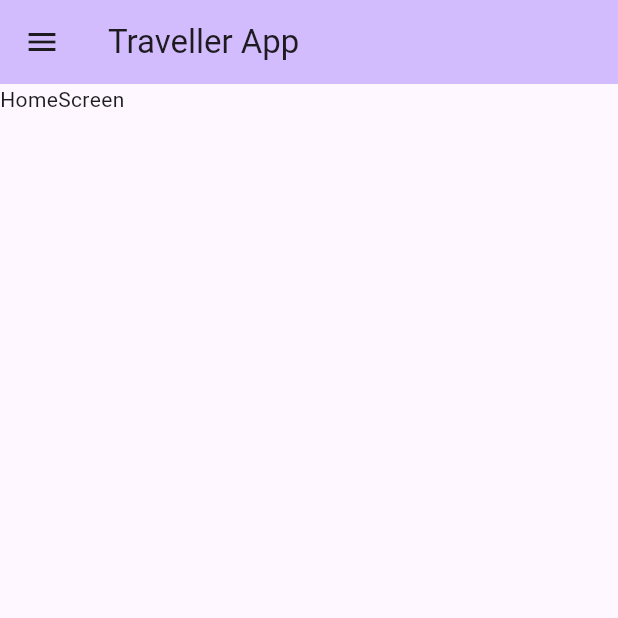
After one commit to KBorupH/TravellerProject, a Flutter app: the screen it shows after launch, in the side drawer, after a tap on "Home", on a phone screen of 412 x 824 dp, the top half of it. The commit adds this screen. Run offline on Flutter 3.47's test engine with Material 2 defaults, Android fonts, the phone set to English and light mode, and no system bars; our stand-ins replace flutter_bloc, get_it, go_router, url_strategy.

Commit message:
Hybrid - differing fronts for web & app impl

```diff
--- /dev/null
+++ b/Traveller/HybridApp/lib/_app_lib/app_main.dart
@@ -0,0 +1,110 @@
+import 'package:flutter/material.dart';
+import 'package:traveller_app/_app_lib/screens/app_home_screen.dart';
+import 'package:traveller_app/_app_lib/screens/app_login_screen.dart';
+import 'package:traveller_app/_app_lib/screens/app_ticket_screen.dart';
+
+class AppMain extends StatelessWidget {
+  const AppMain({super.key});
+
+  @override
+  Widget build(BuildContext context) {
+    return MaterialApp(
+      title: 'Traveller',
+      theme: ThemeData(
+        colorScheme: ColorScheme.fromSeed(seedColor: Colors.deepPurple),
+        useMaterial3: true,
+      ),
+      debugShowCheckedModeBanner: false,
+
+      home: const AppHomePage(),
+    );
+  }
+}
+
+class AppHomePage extends StatefulWidget {
+  const AppHomePage({super.key});
+
+  @override
+  State<AppHomePage> createState() => _AppHomePageState();
+}
+
+class _AppHomePageState extends State<AppHomePage> {
+  final GlobalKey<ScaffoldState> _scaffoldKey = GlobalKey<ScaffoldState>();
+  int _selectedIndex = 0;
+
+  // Reloads body, with new index, loading a different page.
+  void _onItemTapped(int index) {
+    setState(() {
+      _selectedIndex = index;
+    });
+  }
+
+  @override
+  Widget build(BuildContext context) {
+    // Method to open and close menu drawer.
+    // Miniminzes Context pops.
+    toggleDrawer() async {
+      if (_scaffoldKey.currentState != null) {
+        if (_scaffoldKey.currentState!.isDrawerOpen) {
+          _scaffoldKey.currentState?.openEndDrawer();
+        } else {
+          _scaffoldKey.currentState?.openDrawer();
+        }
+      }
+    }
+
+    // Widget list to cycle through
+    List<Widget> widgetScreens = <Widget>[
+      AppHomeScreen(),
+      AppTicketScreen(),
+      AppLoginScreen()
+    ];
+
+    return Scaffold(
+      key: _scaffoldKey,
+      appBar: AppBar(
+        backgroundColor: Theme.of(context).colorScheme.inversePrimary,
+        title: const Text("Traveller App"),
+      ),
+      body: SafeArea(child: widgetScreens[_selectedIndex]),
+      drawer: Drawer(
+        child: ListView(
+          padding: EdgeInsets.zero,
+          children: [
+            const DrawerHeader(child: Text("Menu")),
+            ListTile(
+              leading: const Icon(Icons.home),
+              title: const Text("Home"),
+              selected: _selectedIndex == 0,
+              onTap: () {
+                // Navigate to other page and pop drawer
+                toggleDrawer();
+                _onItemTapped(0);
+              },
+            ),
+            ListTile(
+              leading: const Icon(Icons.sticky_note_2),
+              title: const Text("Tickets"),
+              selected: _selectedIndex == 1,
+              onTap: () {
+                // Navigate to other page and pop drawer
+                toggleDrawer();
+                _onItemTapped(1);
+              },
+            ),
+            ListTile(
+              leading: const Icon(Icons.login),
+              title: const Text("Login"),
+              selected: _selectedIndex == 2,
+              onTap: () {
+                // Navigate to other page and pop drawer
+                toggleDrawer();
+                _onItemTapped(2);
+              },
+            )
+          ],
+        ),
+      ),
+    );
+  }
+}
--- /dev/null
+++ b/Traveller/HybridApp/lib/_app_lib/screens/app_home_screen.dart
@@ -0,0 +1,16 @@
+import 'package:flutter/material.dart';
+
+class AppHomeScreen extends StatefulWidget {
+  const AppHomeScreen({super.key});
+
+  @override
+  State<AppHomeScreen> createState() => _AppHomeScreenState();
+}
+
+class _AppHomeScreenState extends State<AppHomeScreen> {
+  @override
+  Widget build(BuildContext context) {
+    return Scaffold(
+      body: Text("HomeScreen"),);
+  }
+}
--- a/Traveller/HybridApp/lib/main.dart
+++ b/Traveller/HybridApp/lib/main.dart
@@ -1,115 +1,19 @@
 import 'package:flutter/material.dart';
-import 'package:traveller_app/screens/home_screen.dart';
-import 'package:traveller_app/screens/login_screen.dart';
-import 'package:traveller_app/screens/ticket_screen.dart';
+import 'package:traveller_app/_app_lib/app_main.dart';
+import 'package:traveller_app/_web_lib/web_main.dart';
 import 'package:traveller_app/services/service_locator.dart';
+import 'package:flutter/foundation.dart' show kIsWeb;
+import 'package:url_strategy/url_strategy.dart';
+
 
 void main() {
-  WidgetsFlutterBinding.ensureInitialized();
   setupApi();
-  runApp(const MyApp());
-}
-
-class MyApp extends StatelessWidget {
-  const MyApp({super.key});
-
-  @override
-  Widget build(BuildContext context) {
-    return MaterialApp(
-      title: 'Traveller',
-      theme: ThemeData(
-        colorScheme: ColorScheme.fromSeed(seedColor: Colors.deepPurple),
-        useMaterial3: true,
-      ),
-      home: const MyHomePage(),
-    );
+  if (kIsWeb) {
+    // running on the web!
+    setPathUrlStrategy();
+    runApp(const WebMain());
+  } else {
+    WidgetsFlutterBinding.ensureInitialized();
+    runApp(const AppMain());
   }
 }
-
-class MyHomePage extends StatefulWidget {
-  const MyHomePage({super.key});
-
-  @override
-  State<MyHomePage> createState() => _MyHomePageState();
-}
-
-class _MyHomePageState extends State<MyHomePage> {
-  final GlobalKey<ScaffoldState> _scaffoldKey = GlobalKey<ScaffoldState>();
-  int _selectedIndex = 0;
-
-  // Reloads body, with new index, loading a different page.
-  void _onItemTapped(int index) {
-    setState(() {
-      _selectedIndex = index;
-    });
-  }
-
-  @override
-  Widget build(BuildContext context) {
-    // Method to open and close menu drawer.
-    // Miniminzes Context pops.
-    toggleDrawer() async {
-      if (_scaffoldKey.currentState != null) {
-        if (_scaffoldKey.currentState!.isDrawerOpen) {
-          _scaffoldKey.currentState?.openEndDrawer();
-        } else {
-          _scaffoldKey.currentState?.openDrawer();
-        }
-      }
-    }
-
-    // Widget list to cycle through
-    List<Widget> widgetScreens = <Widget>[
-      HomeScreen(),
-      TicketScreen(),
-      LoginScreen()
-    ];
-
-    return Scaffold(
-      key: _scaffoldKey,
-      appBar: AppBar(
-        backgroundColor: Theme.of(context).colorScheme.inversePrimary,
-        title: const Text("test"),
-      ),
-      body: SafeArea(child: widgetScreens[_selectedIndex]),
-      drawer: Drawer(
-        child: ListView(
-          padding: EdgeInsets.zero,
-          children: [
-            const DrawerHeader(child: Text("Menu")),
-            ListTile(
-              leading: const Icon(Icons.home),
-              title: const Text("Home"),
-              selected: _selectedIndex == 0,
-              onTap: () {
-                // Navigate to other page and pop drawer
-                toggleDrawer();
-                _onItemTapped(0);
-              },
-            ),
-            ListTile(
-              leading: const Icon(Icons.sticky_note_2),
-              title: const Text("Tickets"),
-              selected: _selectedIndex == 1,
-              onTap: () {
-                // Navigate to other page and pop drawer
-                toggleDrawer();
-                _onItemTapped(1);
-              },
-            ),
-            ListTile(
-              leading: const Icon(Icons.login),
-              title: const Text("Login"),
-              selected: _selectedIndex == 2,
-              onTap: () {
-                // Navigate to other page and pop drawer
-                toggleDrawer();
-                _onItemTapped(2);
-              },
-            )
-          ],
-        ),
-      ),
-    );
-  }
-}
--- a/Traveller/HybridApp/pubspec.yaml
+++ b/Traveller/HybridApp/pubspec.yaml
@@ -38,6 +38,8 @@ dependencies:
   get_it: ^7.6.4
   http: ^1.1.0
   flutter_bloc: ^8.1.3
+  go_router: ^11.1.2
+  url_strategy: ^0.2.0
 
 dev_dependencies:
   flutter_test:
```
Also changed, not shown: Traveller/HybridApp/lib/_app_lib/screens/app_login_screen.dart (added, +15 -0 lines), Traveller/HybridApp/lib/_app_lib/screens/app_ticket_screen.dart (added, +15 -0 lines), Traveller/HybridApp/lib/_web_lib/screens/web_home_screen.dart (added, +16 -0 lines), Traveller/HybridApp/lib/_web_lib/screens/web_ticket_screen.dart (added, +15 -0 lines), Traveller/HybridApp/lib/_web_lib/web_main.dart (added, +110 -0 lines), Traveller/HybridApp/lib/screens/home_screen.dart (deleted, +0 -15 lines), Traveller/HybridApp/lib/screens/login_screen.dart (deleted, +0 -15 lines), Traveller/HybridApp/lib/screens/ticket_screen.dart (deleted, +0 -15 lines), Traveller/HybridApp/lib/_app_lib/widgets/app_login_widget.dart (added), Traveller/HybridApp/lib/_web_lib/widgets/web_login_widget.dart (added), 1 other file.
